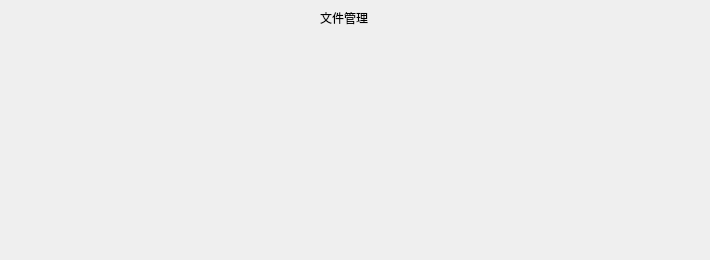
Clarencexiehang/Analog_Operating_System, file file/file.ui: the form before one commit.
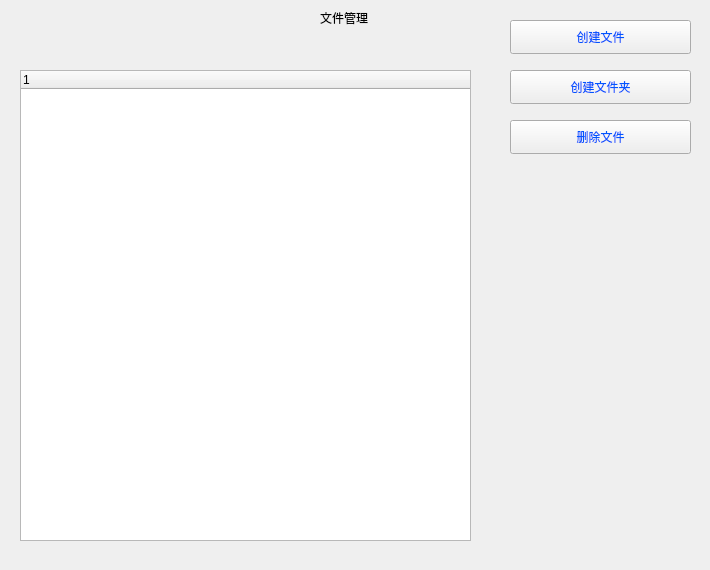
The form after the commit.

The edit to the form file:
```diff
--- a/file/file.ui
+++ b/file/file.ui
@@ -7,7 +7,7 @@
     <x>0</x>
     <y>0</y>
     <width>710</width>
-    <height>260</height>
+    <height>570</height>
    </rect>
   </property>
   <property name="minimumSize">
@@ -32,6 +32,72 @@
     <string>文件管理</string>
    </property>
   </widget>
+  <widget class="QPushButton" name="mag_createfile">
+   <property name="geometry">
+    <rect>
+     <x>510</x>
+     <y>20</y>
+     <width>181</width>
+     <height>34</height>
+    </rect>
+   </property>
+   <property name="styleSheet">
+    <string notr="true">color: rgb(0, 85, 255);</string>
+   </property>
+   <property name="text">
+    <string>创建文件</string>
+   </property>
+  </widget>
+  <widget class="QPushButton" name="mag_createfoler">
+   <property name="geometry">
+    <rect>
+     <x>510</x>
+     <y>70</y>
+     <width>181</width>
+     <height>34</height>
+    </rect>
+   </property>
+   <property name="styleSheet">
+    <string notr="true">color: rgb(0, 85, 255);</string>
+   </property>
+   <property name="text">
+    <string>创建文件夹</string>
+   </property>
+  </widget>
+  <widget class="QTreeWidget" name="filetree">
+   <property name="geometry">
+    <rect>
+     <x>20</x>
+     <y>70</y>
+     <width>451</width>
+     <height>471</height>
+    </rect>
+   </property>
+   <property name="contextMenuPolicy">
+    <enum>Qt::CustomContextMenu</enum>
+   </property>
+   <column>
+    <property name="text">
+     <string notr="true">1</string>
+    </property>
+   </column>
+  </widget>
+  <widget class="QPushButton" name="del_file">
+   <property name="geometry">
+    <rect>
+     <x>510</x>
+     <y>120</y>
+     <width>181</width>
+     <height>34</height>
+    </rect>
+   </property>
+   <property name="styleSheet">
+    <string notr="true">color: rgb(0, 85, 255);</string>
+   </property>
+   <property name="text">
+    <string>删除文件</string>
+   </property>
+  </widget>
  </widget>
  <resources/>
  <connections/>
```
